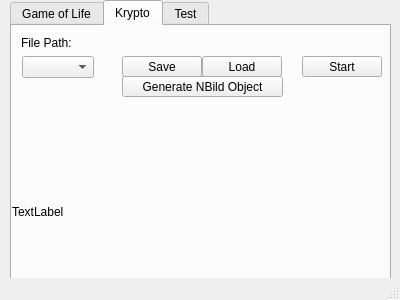
First picture: the form in Qt_PP_1819_GUI/mainwindow.ui, repository 0xanselm-priv/prg2-pr_milestone1, before the edit.
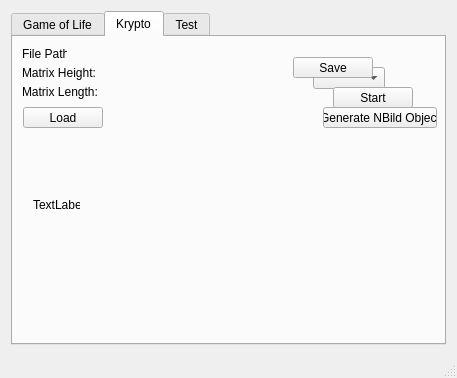
Second picture: the form after the edit.

The edit to the form file:
```diff
--- a/Qt_PP_1819_GUI/mainwindow.ui
+++ b/Qt_PP_1819_GUI/mainwindow.ui
@@ -6,23 +6,17 @@
    <rect>
     <x>0</x>
     <y>0</y>
-    <width>400</width>
-    <height>300</height>
+    <width>457</width>
+    <height>378</height>
    </rect>
   </property>
   <property name="windowTitle">
    <string>MainWindow</string>
   </property>
   <widget class="QWidget" name="centralWidget">
+   <layout class="QVBoxLayout" name="verticalLayout_2">
+    <item>
    <widget class="QTabWidget" name="tabWidget">
-    <property name="geometry">
-     <rect>
-      <x>10</x>
-      <y>0</y>
-      <width>381</width>
-      <height>301</height>
-     </rect>
-    </property>
     <property name="currentIndex">
      <number>1</number>
     </property>
@@ -59,7 +53,7 @@
        <rect>
         <x>9</x>
         <y>9</y>
-        <width>301</width>
+          <width>45</width>
         <height>16</height>
        </rect>
       </property>
@@ -73,7 +67,7 @@
       </property>
       <property name="geometry">
        <rect>
-        <x>10</x>
+          <x>300</x>
         <y>30</y>
         <width>72</width>
         <height>22</height>
@@ -83,8 +77,8 @@
      <widget class="QPushButton" name="pushButton_crypto">
       <property name="geometry">
        <rect>
-        <x>190</x>
-        <y>30</y>
+          <x>10</x>
+          <y>70</y>
         <width>80</width>
         <height>21</height>
        </rect>
@@ -96,8 +90,8 @@
      <widget class="QPushButton" name="pushButton">
       <property name="geometry">
        <rect>
-        <x>110</x>
-        <y>30</y>
+          <x>280</x>
+          <y>20</y>
         <width>80</width>
         <height>21</height>
        </rect>
@@ -109,9 +103,9 @@
      <widget class="QPushButton" name="pushButton_2">
       <property name="geometry">
        <rect>
-        <x>110</x>
-        <y>50</y>
-        <width>161</width>
+          <x>310</x>
+          <y>70</y>
+          <width>114</width>
         <height>21</height>
        </rect>
       </property>
@@ -119,16 +113,42 @@
        <string>Generate NBild Object</string>
       </property>
      </widget>
-     <widget class="QLabel" name="label">
+       <widget class="QLabel" name="matrix_length">
+        <property name="geometry">
+         <rect>
+          <x>9</x>
+          <y>47</y>
+          <width>101</width>
+          <height>16</height>
+         </rect>
+        </property>
+        <property name="text">
+         <string>Matrix Length:</string>
+        </property>
+       </widget>
+       <widget class="QPushButton" name="pushButton_3">
+        <property name="geometry">
+         <rect>
+          <x>320</x>
+          <y>50</y>
+          <width>80</width>
+          <height>21</height>
+         </rect>
+        </property>
+        <property name="text">
+         <string>Start</string>
+        </property>
+       </widget>
+       <widget class="QLabel" name="matrix_label">
       <property name="enabled">
        <bool>true</bool>
       </property>
       <property name="geometry">
        <rect>
-        <x>0</x>
-        <y>120</y>
-        <width>351</width>
-        <height>131</height>
+          <x>20</x>
+          <y>160</y>
+          <width>47</width>
+          <height>16</height>
        </rect>
       </property>
       <property name="minimumSize">
@@ -141,17 +161,17 @@
        <string>TextLabel</string>
       </property>
      </widget>
-     <widget class="QPushButton" name="pushButton_3">
+       <widget class="QLabel" name="matrix_height">
       <property name="geometry">
        <rect>
-        <x>290</x>
-        <y>30</y>
-        <width>80</width>
-        <height>21</height>
+          <x>9</x>
+          <y>28</y>
+          <width>101</width>
+          <height>16</height>
        </rect>
       </property>
       <property name="text">
-       <string>Start</string>
+         <string>Matrix Height:</string>
       </property>
      </widget>
     </widget>
@@ -161,6 +181,8 @@
      </attribute>
     </widget>
    </widget>
+    </item>
+   </layout>
   </widget>
   <widget class="QStatusBar" name="statusBar"/>
  </widget>
```
Lines whose indentation alone changed are shown as unchanged.
